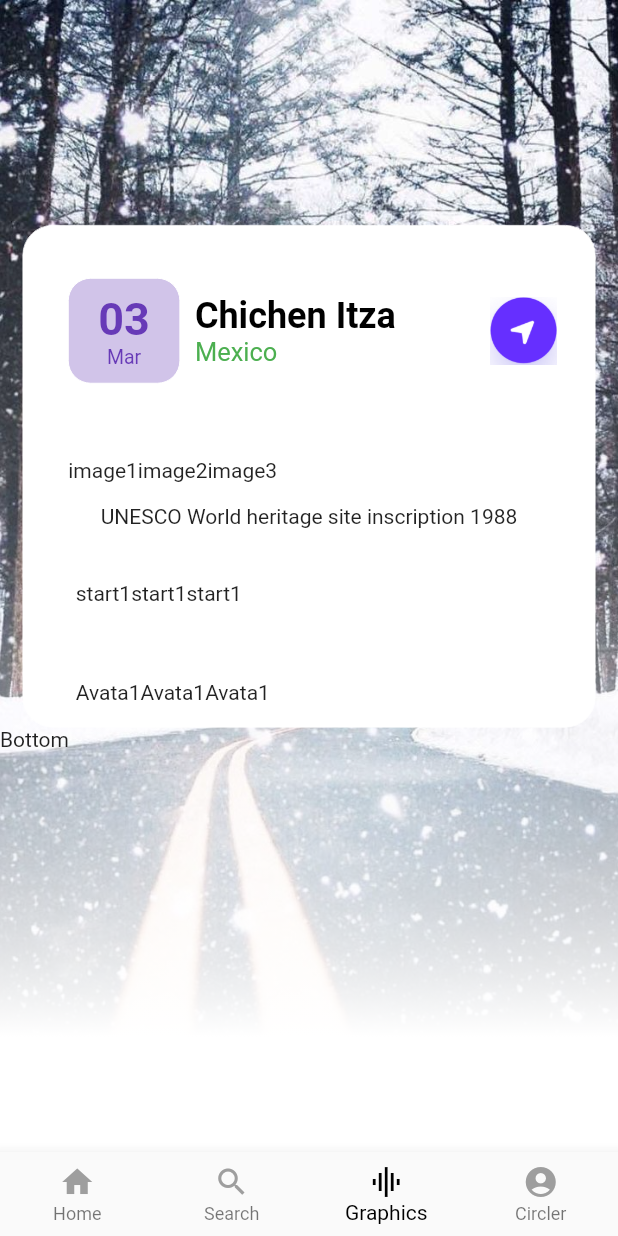
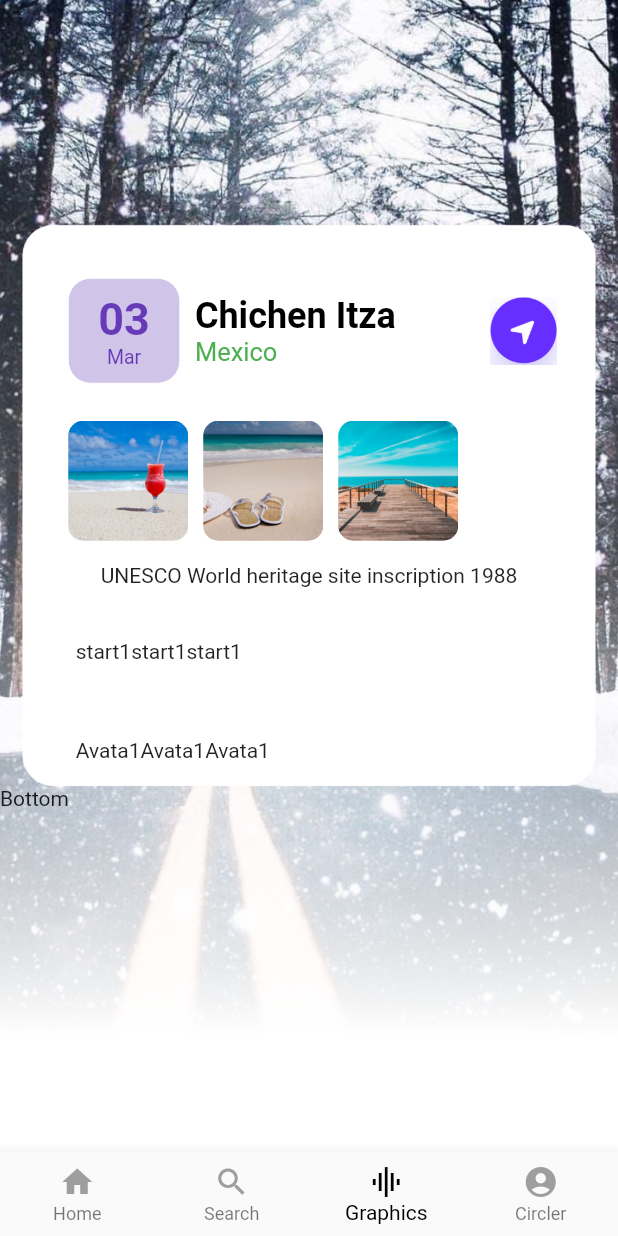
Before and after one commit to 1166544/flutter_travel, a Flutter app: the screen it shows after launch, on a phone screen of 412 x 824 dp. Run offline on Flutter 3.47's test engine with Material 2 defaults, Android fonts, the phone set to English and light mode, and no system bars; project files that could hold a hidden picture were left out.

Commit message:
feat: add image item

```diff
--- a/lib/pages/PageGraphics.dart
+++ b/lib/pages/PageGraphics.dart
@@ -113,12 +113,14 @@ class _PageGraphicsState extends State<PageGraphics> {
 
 					// 第二行
 					Padding(
-						padding: EdgeInsets.fromLTRB(30.0, 35.0, 25.0, 15.0),
+						padding: EdgeInsets.fromLTRB(30.0, 10.0, 25.0, 15.0),
 						child: Row(
 							children: <Widget>[
-								Text('image1'),
-								Text('image2'),
-								Text('image3'),
+								this.buildRoundItemImage('assets/beach1.jpg'),
+								SizedBox(width: 10.0),
+								this.buildRoundItemImage('assets/beach2.jpg'),
+								SizedBox(width: 10.0),
+								this.buildRoundItemImage('assets/beach3.jpg'),
 							],
 						),
 					),
@@ -155,6 +157,21 @@ class _PageGraphicsState extends State<PageGraphics> {
 	  );
   }
 
+  /// 构建圆角图片项
+  Widget buildRoundItemImage(String imageUrl) {
+	  return Container(
+		  width: 80.0,
+		  height: 80.0,
+		  decoration: BoxDecoration(
+			  image: DecorationImage(
+				  image: AssetImage(imageUrl),
+				  fit: BoxFit.cover
+			  ),
+			  borderRadius: BorderRadius.circular(10.0)
+		  ),
+	  );
+  }
+
   /// 底部内容
   Widget buildBottomChildren() {
 	  return Text('Bottom');
```
